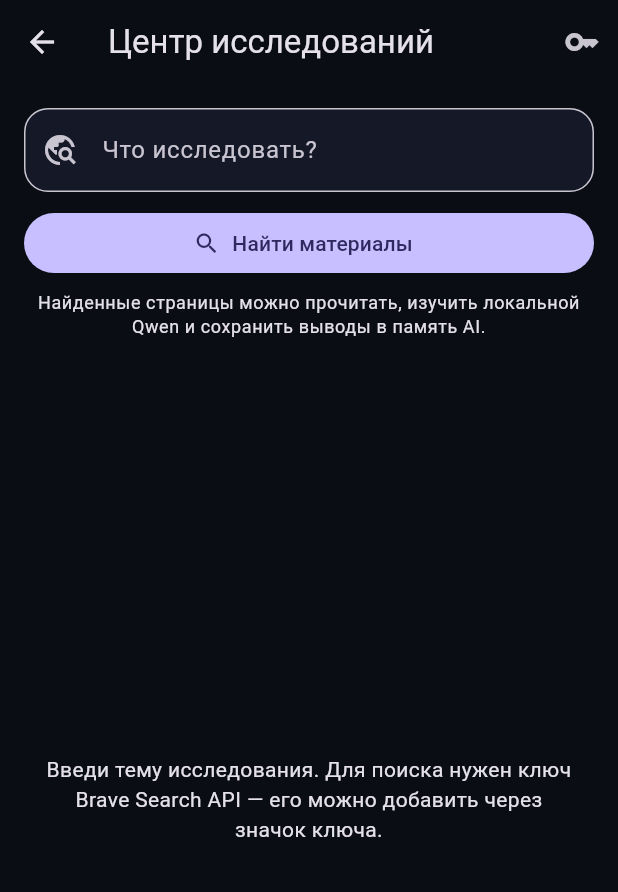
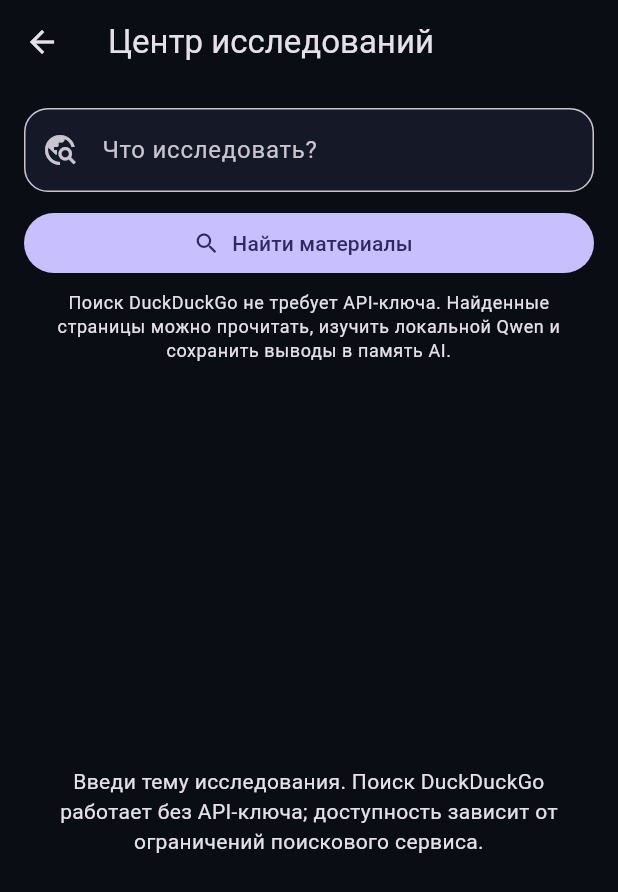
Before and after one commit to monstrvip-maker/Lab, a Flutter app: the WebResearchScreen screen opened directly, on a phone screen of 412 x 824 dp. Shown: the top 892 px of the screen. Run offline on Flutter 3.47's test engine with Material 3 defaults, Android fonts, the phone set to English and light mode, and no system bars; our stand-ins replace file_picker, shared_preferences, sqflite; missing offline and left inert: llama_flutter_android; accounts and stored records are empty.

Commit message:
Remove Brave key setup and explain keyless DuckDuckGo search

```diff
--- a/lib/features/research/web_research_screen.dart
+++ b/lib/features/research/web_research_screen.dart
@@ -33,28 +33,6 @@ class _WebResearchScreenState extends State<WebResearchScreen> {
     _query.dispose();
     _service.dispose();
     super.dispose();
-  }
-
-  Future<void> _configureKey() async {
-    final controller = TextEditingController();
-    final ok = await showDialog<bool>(context: context, builder: (ctx) => AlertDialog(
-      title: const Text('Подключить веб-поиск'),
-      content: SizedBox(width: 520, child: Column(mainAxisSize: MainAxisSize.min, children: [
-        const Text('Нужен ключ Brave Search API. Он хранится в защищённом хранилище Android и не записывается в GitHub. Запросы поиска отправляются сервису Brave.'),
-        const SizedBox(height: 12),
-        TextField(controller: controller, obscureText: true, decoration: const InputDecoration(labelText: 'Brave Search API key', hintText: 'Вставьте ключ')),
-      ])),
-      actions: [
-        TextButton(onPressed: () => Navigator.pop(ctx, false), child: const Text('Отмена')),
-        TextButton(onPressed: () async { await _service.saveApiKey(''); if (ctx.mounted) Navigator.pop(ctx, false); }, child: const Text('Удалить ключ')),
-        FilledButton(onPressed: () => Navigator.pop(ctx, true), child: const Text('Сохранить')),
-      ],
-    ));
-    if (ok == true) {
-      await _service.saveApiKey(controller.text);
-      if (mounted) ScaffoldMessenger.of(context).showSnackBar(const SnackBar(content: Text('Ключ сохранён в защищённом хранилище.')));
-    }
-    controller.dispose();
   }
 
   Future<void> _search() async {
@@ -137,7 +115,7 @@ $pageText
   Widget build(BuildContext context) => Scaffold(
     appBar: AppBar(
       title: const Text('Центр исследований'),
-      actions: [IconButton(tooltip: 'Настроить веб-поиск', onPressed: _configureKey, icon: const Icon(Icons.key))],
+      actions: const [],
     ),
     body: Column(children: [
       Padding(padding: const EdgeInsets.all(16), child: Column(children: [
@@ -158,11 +136,11 @@ $pageText
           label: Text(_searching ? 'Ищем в интернете…' : 'Найти материалы'),
         )),
         const SizedBox(height: 8),
-        Text('Найденные страницы можно прочитать, изучить локальной Qwen и сохранить выводы в память AI.', style: Theme.of(context).textTheme.bodySmall, textAlign: TextAlign.center),
+        Text('Поиск DuckDuckGo не требует API-ключа. Найденные страницы можно прочитать, изучить локальной Qwen и сохранить выводы в память AI.', style: Theme.of(context).textTheme.bodySmall, textAlign: TextAlign.center),
       ])),
       if (_error != null) Padding(padding: const EdgeInsets.symmetric(horizontal: 16), child: Text(_error!, style: TextStyle(color: Theme.of(context).colorScheme.error))),
       Expanded(child: _results.isEmpty
-        ? Center(child: Padding(padding: const EdgeInsets.all(28), child: Text(_searching ? 'Выполняется поиск…' : 'Введи тему исследования. Для поиска нужен ключ Brave Search API — его можно добавить через значок ключа.', textAlign: TextAlign.center)))
+        ? Center(child: Padding(padding: const EdgeInsets.all(28), child: Text(_searching ? 'Выполняется поиск…' : 'Введи тему исследования. Поиск DuckDuckGo работает без API-ключа; доступность зависит от ограничений поискового сервиса.', textAlign: TextAlign.center)))
         : ListView.separated(
             padding: const EdgeInsets.fromLTRB(16, 0, 16, 24),
             itemCount: _results.length,
```
